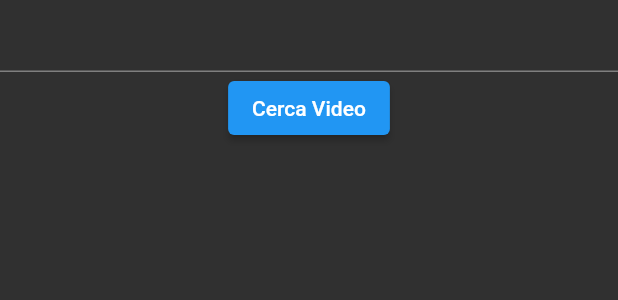
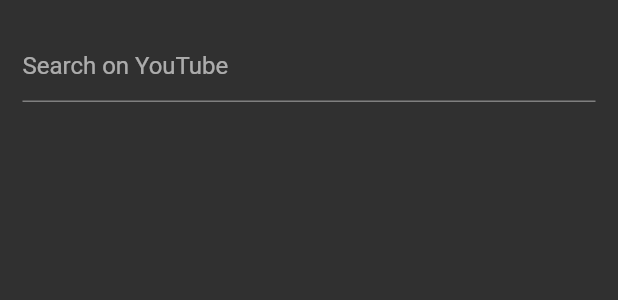
Before and after one commit to DanielMateusGit/Vinyl, a Flutter app: the Search widget shown alone on an empty page, opened directly, on a phone screen of 412 x 824 dp. Shown: the top 300 px of the screen. Run offline on Flutter 3.47's test engine with Material 2 defaults, Android fonts, the phone set to English and light mode, and no system bars; our stand-ins replace persistent_bottom_nav_bar.

Commit message:
ricerca delle query da api youtube

```diff
--- a/lib/screens/search.dart
+++ b/lib/screens/search.dart
@@ -2,7 +2,6 @@
 import 'package:flutter/material.dart';
 import 'package:vinylproject/model/Video.dart';
 import 'package:http/http.dart' as http;
-
 
 class Search extends StatefulWidget {
   @override
@@ -10,60 +9,56 @@
 }
 
 class _SearchState extends State<Search> {
-
   // id per la navigazione + queries di ricerca
   static final String id = 'search_screen';
-  List<Video> _Queries =[];
+  List<Video> _Queries = [];
   String _Query;
 
   // metodo per richiedere video da youtube
   void fetchVideo() async {
-
     _Queries.clear();
-    final response = await http.get(Uri.parse('https://www.googleapis.com/youtube/v3/search?part=snippet&q=$_Query&type=video&key=AIzaSyCBkLl_1dEmkxUEUdYJROlL9jMVDfBlCGY'));
+    final response = await http.get(Uri.parse(
+        'https://www.googleapis.com/youtube/v3/search?part=snippet&q=$_Query&type=video&key=AIzaSyCBkLl_1dEmkxUEUdYJROlL9jMVDfBlCGY'));
 
     if (response.statusCode == 200) {
-
       var decodedData = jsonDecode(response.body);
 
-      for(int i= 0; i<5; i++){
+      for (int i = 0; i < 5; i++) {
         _Queries.add(Video.fromJson(decodedData, i));
       }
 
       _Queries.reversed;
 
       setState(() {});
-
     } else {
       throw Exception(response.body);
-
     }
-
   }
 
   @override
   Widget build(BuildContext context) {
     return Column(
       children: [
-        TextField(
-          onChanged: (value) {
-            _Query = value;
-          },
-        ),
-        ElevatedButton(
-          onPressed: (){
-            fetchVideo();
-          },
-          child: Text('Cerca Video'),
+        Padding(
+          padding: EdgeInsets.only(top: 20.0, left: 15.0, right: 15.0),
+          child: TextField(
+            decoration: InputDecoration(
+              hintText: 'Search on YouTube',
+            ),
+            textInputAction: TextInputAction.go,
+            onChanged: (value) {
+              _Query = value;
+            },
+            onEditingComplete: fetchVideo,
+          ),
         ),
         Expanded(
           child: ListView.builder(
             itemCount: _Queries.length,
             itemBuilder: (BuildContext context, int index) {
               return Padding(
-                padding: EdgeInsets.all(20.0),
-                child:
-                _Queries[index],
+                padding: EdgeInsets.only(top: 20.0, bottom: 20.0),
+                child: _Queries[index],
               );
             },
           ),
```
